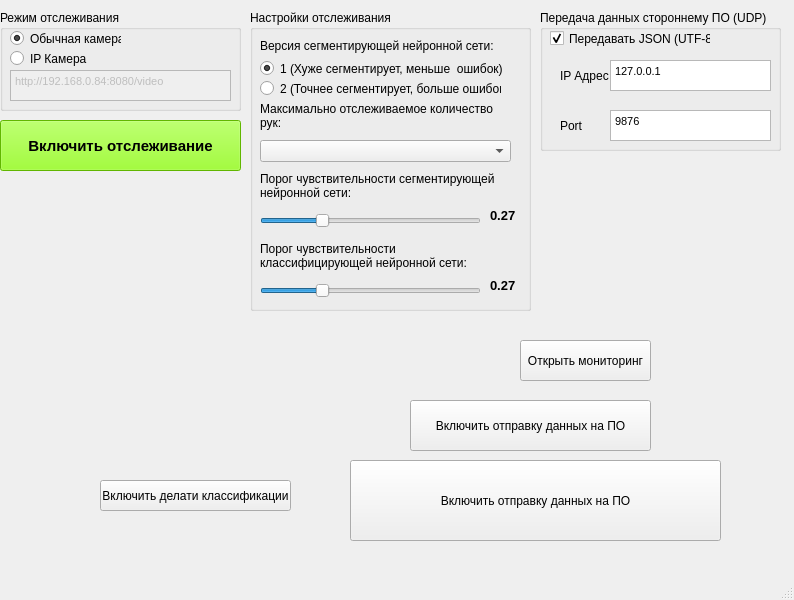
GamesIS/HandGestureRecognitionVer2, file mainwindow.ui: the form before one commit.
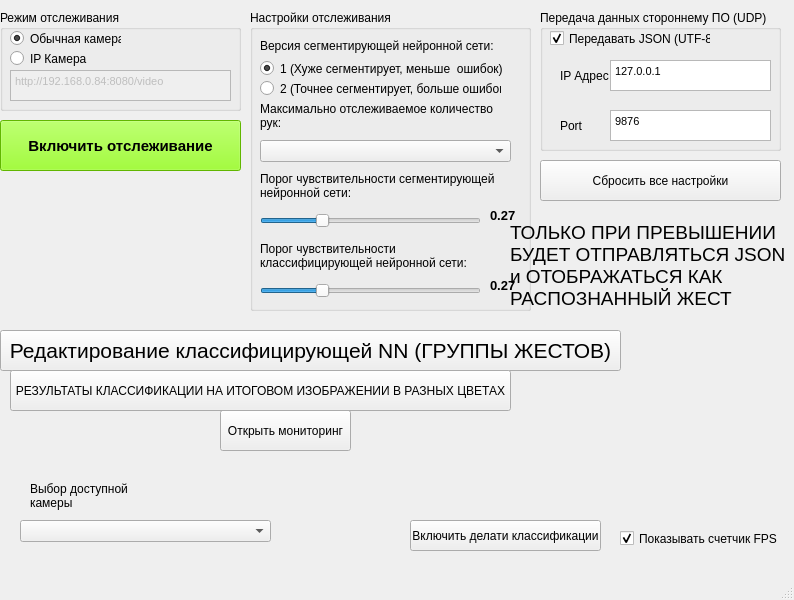
The form after the commit.

```diff
--- a/mainwindow.ui
+++ b/mainwindow.ui
@@ -17,8 +17,8 @@
    <widget class="QPushButton" name="startButton">
     <property name="geometry">
      <rect>
-      <x>100</x>
-      <y>480</y>
+      <x>410</x>
+      <y>520</y>
       <width>191</width>
       <height>31</height>
      </rect>
@@ -53,8 +53,8 @@
    <widget class="QPushButton" name="startDetection_2">
     <property name="geometry">
      <rect>
-      <x>520</x>
-      <y>340</y>
+      <x>220</x>
+      <y>410</y>
       <width>131</width>
       <height>41</height>
      </rect>
@@ -63,32 +63,6 @@
      <string>Открыть мониторинг</string>
     </property>
    </widget>
-   <widget class="QPushButton" name="startDetection_3">
-    <property name="geometry">
-     <rect>
-      <x>410</x>
-      <y>400</y>
-      <width>241</width>
-      <height>51</height>
-     </rect>
-    </property>
-    <property name="text">
-     <string>Включить отправку данных на ПО</string>
-    </property>
-   </widget>
-   <widget class="QPushButton" name="startDetection_4">
-    <property name="geometry">
-     <rect>
-      <x>350</x>
-      <y>460</y>
-      <width>371</width>
-      <height>81</height>
-     </rect>
-    </property>
-    <property name="text">
-     <string>Включить отправку данных на ПО</string>
-    </property>
-   </widget>
    <widget class="QGroupBox" name="mode_detection">
     <property name="geometry">
      <rect>
@@ -470,6 +444,119 @@
      </property>
     </widget>
    </widget>
+   <widget class="QPushButton" name="startDetection_5">
+    <property name="geometry">
+     <rect>
+      <x>540</x>
+      <y>160</y>
+      <width>241</width>
+      <height>41</height>
+     </rect>
+    </property>
+    <property name="text">
+     <string>Сбросить все настройки</string>
+    </property>
+   </widget>
+   <widget class="QPushButton" name="startDetection_6">
+    <property name="geometry">
+     <rect>
+      <x>0</x>
+      <y>330</y>
+      <width>621</width>
+      <height>41</height>
+     </rect>
+    </property>
+    <property name="font">
+     <font>
+      <pointsize>16</pointsize>
+     </font>
+    </property>
+    <property name="text">
+     <string>Редактирование классифицирующей NN (ГРУППЫ ЖЕСТОВ)</string>
+    </property>
+   </widget>
+   <widget class="QCheckBox" name="cb_json_2">
+    <property name="geometry">
+     <rect>
+      <x>620</x>
+      <y>530</y>
+      <width>161</width>
+      <height>17</height>
+     </rect>
+    </property>
+    <property name="text">
+     <string>Показывать счетчик FPS</string>
+    </property>
+    <property name="checked">
+     <bool>true</bool>
+    </property>
+   </widget>
+   <widget class="QComboBox" name="countHandsCB_2">
+    <property name="geometry">
+     <rect>
+      <x>20</x>
+      <y>520</y>
+      <width>251</width>
+      <height>22</height>
+     </rect>
+    </property>
+   </widget>
+   <widget class="QLabel" name="thr_lbl_segm_2">
+    <property name="geometry">
+     <rect>
+      <x>30</x>
+      <y>480</y>
+      <width>131</width>
+      <height>31</height>
+     </rect>
+    </property>
+    <property name="lineWidth">
+     <number>1</number>
+    </property>
+    <property name="text">
+     <string>Выбор доступной камеры</string>
+    </property>
+    <property name="wordWrap">
+     <bool>true</bool>
+    </property>
+   </widget>
+   <widget class="QPushButton" name="startDetection_3">
+    <property name="geometry">
+     <rect>
+      <x>10</x>
+      <y>370</y>
+      <width>501</width>
+      <height>41</height>
+     </rect>
+    </property>
+    <property name="text">
+     <string>РЕЗУЛЬТАТЫ КЛАССИФИКАЦИИ НА ИТОГОВОМ ИЗОБРАЖЕНИИ В РАЗНЫХ ЦВЕТАХ</string>
+    </property>
+   </widget>
+   <widget class="QLabel" name="thr_lbl_segm_3">
+    <property name="geometry">
+     <rect>
+      <x>510</x>
+      <y>200</y>
+      <width>281</width>
+      <height>131</height>
+     </rect>
+    </property>
+    <property name="font">
+     <font>
+      <pointsize>14</pointsize>
+     </font>
+    </property>
+    <property name="lineWidth">
+     <number>1</number>
+    </property>
+    <property name="text">
+     <string>ТОЛЬКО ПРИ ПРЕВЫШЕНИИ БУДЕТ ОТПРАВЛЯТЬСЯ JSON и ОТОБРАЖАТЬСЯ КАК РАСПОЗНАННЫЙ ЖЕСТ</string>
+    </property>
+    <property name="wordWrap">
+     <bool>true</bool>
+    </property>
+   </widget>
   </widget>
   <widget class="QMenuBar" name="menubar">
    <property name="geometry">
```
